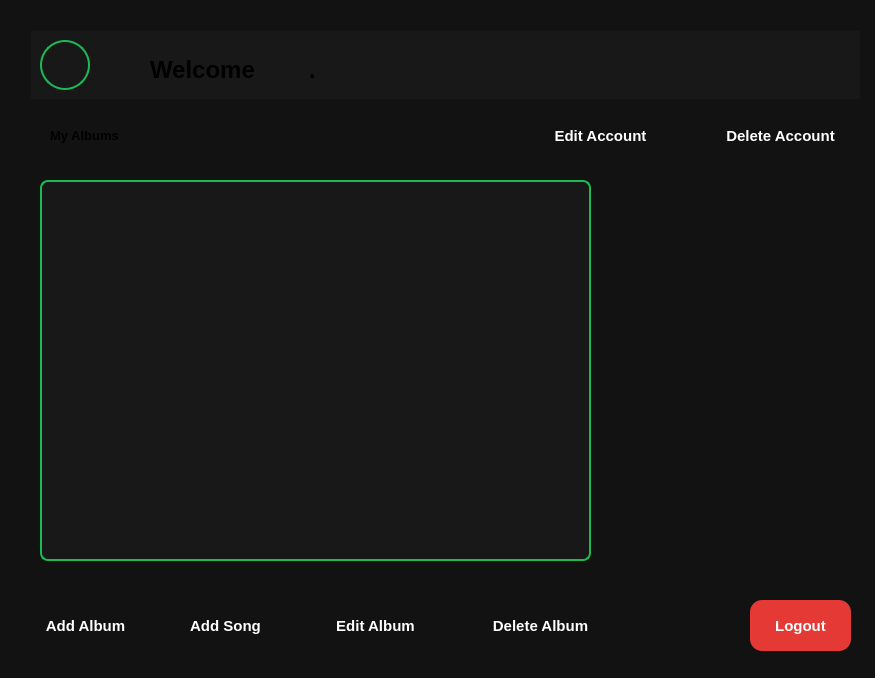
The window that artistwindow.ui (Fatemehasadi86/spotify1) describes before a commit, drawn with Qt 5.
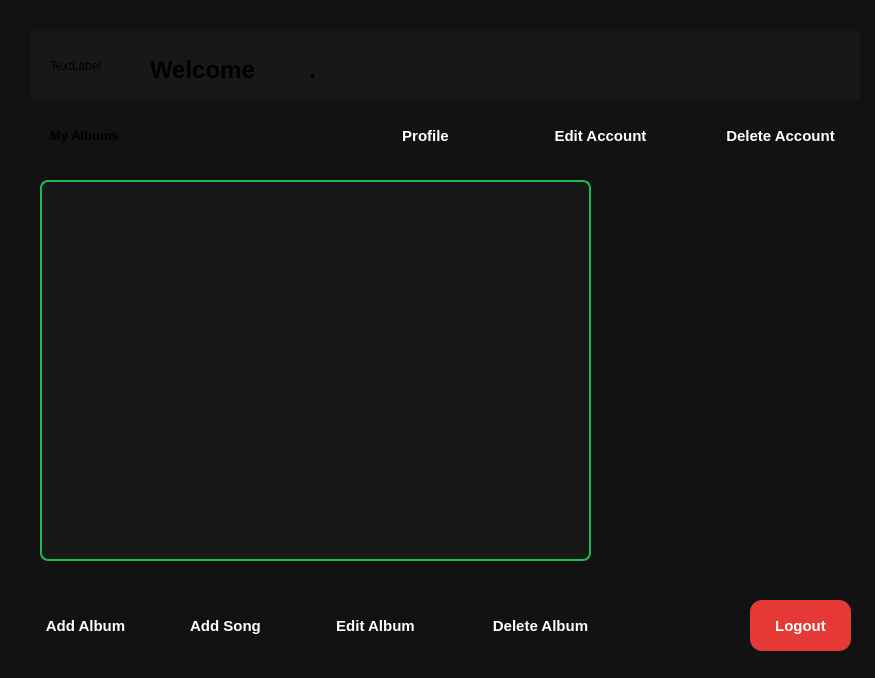
The same window after the commit. Icons and pictures are not drawn.

The edit to the form file:
```diff
--- a/artistwindow.ui
+++ b/artistwindow.ui
@@ -41,43 +41,6 @@
    <property name="lineWidth">
     <number>1</number>
    </property>
-   <widget class="QLabel" name="label">
-    <property name="geometry">
-     <rect>
-      <x>10</x>
-      <y>10</y>
-      <width>50</width>
-      <height>50</height>
-     </rect>
-    </property>
-    <property name="minimumSize">
-     <size>
-      <width>50</width>
-      <height>50</height>
-     </size>
-    </property>
-    <property name="maximumSize">
-     <size>
-      <width>50</width>
-      <height>50</height>
-     </size>
-    </property>
-    <property name="styleSheet">
-     <string notr="true">QLabel{
-    border-radius:25px;
-    border:2px solid #1DB954;
-}</string>
-    </property>
-    <property name="text">
-     <string/>
-    </property>
-    <property name="pixmap">
-     <pixmap resource="resources.qrc">:/images/124.png</pixmap>
-    </property>
-    <property name="scaledContents">
-     <bool>true</bool>
-    </property>
-   </widget>
    <widget class="QWidget" name="layoutWidget">
     <property name="geometry">
      <rect>
@@ -134,6 +97,22 @@
      <string>.</string>
     </property>
    </widget>
+   <widget class="QLabel" name="label">
+    <property name="geometry">
+     <rect>
+      <x>20</x>
+      <y>10</y>
+      <width>51</width>
+      <height>51</height>
+     </rect>
+    </property>
+    <property name="text">
+     <string>TextLabel</string>
+    </property>
+    <property name="scaledContents">
+     <bool>true</bool>
+    </property>
+   </widget>
   </widget>
   <widget class="QLabel" name="label_4">
    <property name="geometry">
@@ -434,6 +413,42 @@
     <string>Delete Account</string>
    </property>
   </widget>
+  <widget class="QPushButton" name="pushButton_8">
+   <property name="geometry">
+    <rect>
+     <x>360</x>
+     <y>120</y>
+     <width>131</width>
+     <height>31</height>
+    </rect>
+   </property>
+   <property name="styleSheet">
+    <string notr="true">QPushButton{
+    background: qlineargradient(
+        x1:0, y1:0,
+        x2:1, y2:1,
+        stop:0 #1DB954,
+        stop:1 #18a84b);
+    color: white;
+    border: none;
+    border-radius: 12px;
+    font-size: 11pt;
+    font-weight: bold;
+    padding: 5px 12px;
+}
+
+QPushButton:hover{
+    background: #28e46a;
+}
+
+QPushButton:pressed{
+    background: #12853d;
+}</string>
+   </property>
+   <property name="text">
+    <string>Profile</string>
+   </property>
+  </widget>
  </widget>
  <resources>
   <include location="resources.qrc"/>
```
Left out of the diff: 4 changed lines with no effect on the pictures.
